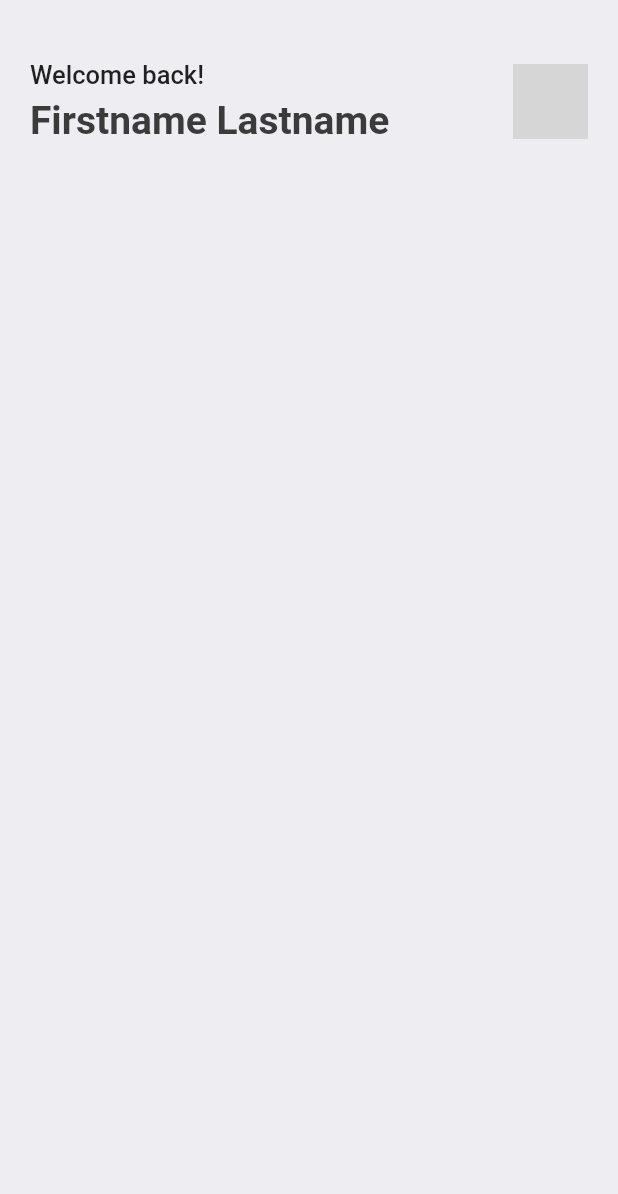
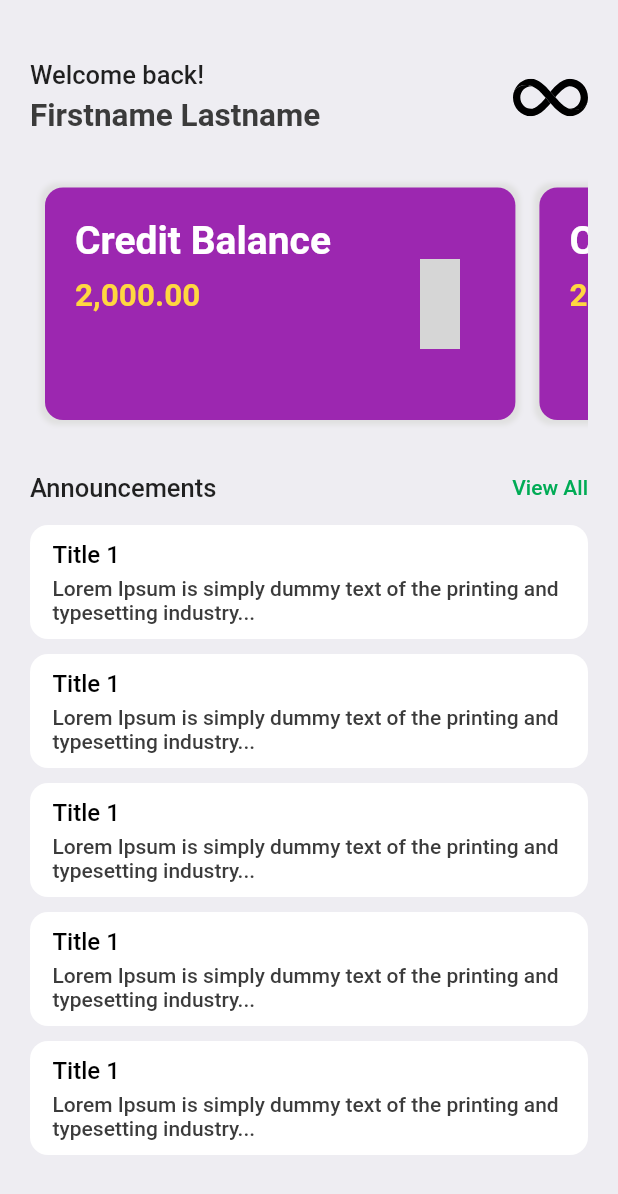
Before and after one commit to suarezph/flutter_demoapp, a Flutter app: the DashboardScreen screen opened directly, on a phone screen of 412 x 824 dp. Shown: the top 1194 px of the screen. Run offline on Flutter 3.47's test engine with Material 2 defaults, Android fonts, the phone set to English and light mode, and no system bars; our stand-ins replace auto_route, bloc, dio, equatable, eva_icons_flutter, flutter_bloc and 7 more; accounts and stored records are empty; grey boxes are pictures that could not be loaded.

Commit message:
Dashboard UI completed

```diff
--- a/lib/constants/theme.dart
+++ b/lib/constants/theme.dart
@@ -1,4 +1,5 @@
 import 'package:flutter/material.dart';
+import 'package:get/get.dart';
 
 Color primary = HexColor('#00AB55');
 
@@ -31,3 +32,27 @@ class HexColor extends Color {
 
   HexColor(final String hexColor) : super(_getColorFromHex(hexColor));
 }
+
+class AppLayout {
+  static getSize(BuildContext context) {
+    return MediaQuery.of(context).size;
+  }
+
+  static getScreenWidth() {
+    return Get.width;
+  }
+
+  static getScreenHeight() {
+    return Get.height;
+  }
+
+  static getHeight(double pixels) {
+    double x = getScreenHeight() / pixels; // 800 / 4 = 4.0
+    return getScreenHeight() / x;
+  }
+
+  static getWidth(double pixels) {
+    double x = getScreenWidth() / pixels;
+    return getScreenWidth() / x;
+  }
+}
--- a/lib/modules/dashboard/screen/dashboard_screen.dart
+++ b/lib/modules/dashboard/screen/dashboard_screen.dart
@@ -1,5 +1,9 @@
 import 'package:demoapp/constants/theme.dart';
+import 'package:demoapp/widgets/announcement_content_widget.dart';
+import 'package:demoapp/widgets/credit_box_widget.dart';
+import 'package:demoapp/widgets/header_view_widget.dart';
 import 'package:flutter/material.dart';
+import 'package:flutter_svg/flutter_svg.dart';
 import 'package:gap/gap.dart';
 
 class DashboardScreen extends StatelessWidget {
@@ -8,9 +12,6 @@ class DashboardScreen extends StatelessWidget {
   @override
   Widget build(BuildContext context) {
     return Scaffold(
-      // appBar: AppBar(
-      //   title: Text('Dashboard'),
-      // ),
       backgroundColor: Styles.bgColor,
       body: ListView(
         children: [
@@ -32,10 +33,8 @@ class DashboardScreen extends StatelessWidget {
                           style: Styles.headLineStyle3,
                         ),
                         const Gap(5),
-                        Text(
-                          "Firstname Lastname",
-                          style: Styles.headLineStyle1,
-                        ),
+                        Text("Firstname Lastname",
+                            style: Styles.headLineStyle2),
                       ],
                     ),
                     Container(
@@ -43,15 +42,41 @@ class DashboardScreen extends StatelessWidget {
                       height: 50,
                       decoration: BoxDecoration(
                         borderRadius: BorderRadius.circular(10),
-                        image: const DecorationImage(
-                          fit: BoxFit.fitHeight,
-                          image: AssetImage("assets/images/img_1.png"),
-                        ),
                       ),
+                      child: SvgPicture.asset('assets/images/logo.svg'),
                     ),
                   ],
                 ),
-                const Gap(25), //sizedBox equavalent
+                const Gap(25),
+                SingleChildScrollView(
+                  scrollDirection: Axis.horizontal,
+                  padding: const EdgeInsets.only(
+                    left: 10,
+                  ),
+                  child: Row(
+                    children: [
+                      AppCreditBoxWidget(),
+                      AppCreditBoxWidget(),
+                      AppCreditBoxWidget()
+                    ],
+                  ),
+                ),
+                const Gap(25),
+                Container(
+                  child: const AppHeaderViewWidget(
+                      bigText: "Announcements", smallText: "View All"),
+                ),
+                const Gap(15),
+                Column(
+                  children: [
+                    AppAnnouncementBoxWidget(),
+                    AppAnnouncementBoxWidget(),
+                    AppAnnouncementBoxWidget(),
+                    AppAnnouncementBoxWidget(),
+                    AppAnnouncementBoxWidget(),
+                  ],
+                ),
+                const Gap(15), //sizedBox equavalent
               ],
             ),
           ),
--- a/lib/modules/login/form/forgot_form.dart
+++ b/lib/modules/login/form/forgot_form.dart
@@ -1,6 +1,7 @@
 import 'package:auto_route/auto_route.dart';
 import 'package:demoapp/constants/theme.dart';
 import 'package:flutter/material.dart';
+import 'package:flutter_svg/flutter_svg.dart';
 import 'package:gap/gap.dart';
 import 'package:google_fonts/google_fonts.dart';
 
@@ -19,13 +20,17 @@ class ForgotPasswordForm extends StatelessWidget {
           child: Column(
             mainAxisAlignment: MainAxisAlignment.center,
             children: [
-              const SizedBox(height: 10),
-              const Icon(
-                Icons.android,
-                size: 100,
+              const Gap(25),
+              Container(
+                width: 100,
+                height: 100,
+                decoration: BoxDecoration(
+                  borderRadius: BorderRadius.circular(10),
+                ),
+                child: SvgPicture.asset('assets/images/logo.svg'),
               ),
               // hello
-              const SizedBox(height: 65),
+              const SizedBox(height: 55),
               Text(
                 "Reset Password",
                 style: GoogleFonts.bebasNeue(
--- a/lib/modules/login/form/login_form.dart
+++ b/lib/modules/login/form/login_form.dart
@@ -6,6 +6,7 @@ import 'package:demoapp/router/router.gr.dart';
 import 'package:flutter/cupertino.dart';
 import 'package:flutter/material.dart';
 import 'package:flutter_bloc/flutter_bloc.dart';
+import 'package:flutter_svg/svg.dart';
 import 'package:gap/gap.dart';
 import 'package:google_fonts/google_fonts.dart';
 
@@ -50,13 +51,17 @@ class _LoginFormState extends State<LoginForm> {
                 child: Column(
                   mainAxisAlignment: MainAxisAlignment.center,
                   children: [
-                    const SizedBox(height: 10),
-                    const Icon(
-                      Icons.android,
-                      size: 100,
+                    const Gap(25),
+                    Container(
+                      width: 100,
+                      height: 100,
+                      decoration: BoxDecoration(
+                        borderRadius: BorderRadius.circular(10),
+                      ),
+                      child: SvgPicture.asset('assets/images/logo.svg'),
                     ),
                     // hello
-                    const SizedBox(height: 65),
+                    const SizedBox(height: 55),
                     Text(
                       "Hello Again!",
                       style: GoogleFonts.bebasNeue(
--- /dev/null
+++ b/lib/widgets/announcement_content_widget.dart
@@ -0,0 +1,41 @@
+import 'package:demoapp/constants/theme.dart';
+import 'package:flutter/material.dart';
+import 'package:gap/gap.dart';
+
+class AppAnnouncementBoxWidget extends StatelessWidget {
+  const AppAnnouncementBoxWidget({Key? key}) : super(key: key);
+
+  @override
+  Widget build(BuildContext context) {
+    return Container(
+      padding: EdgeInsets.symmetric(
+        vertical: AppLayout.getHeight(10),
+        horizontal: AppLayout.getHeight(15),
+      ),
+      margin: EdgeInsets.only(bottom: AppLayout.getHeight(10)),
+      width: AppLayout.getScreenWidth(),
+      decoration: BoxDecoration(
+        borderRadius: BorderRadius.circular(12),
+        color: Colors.white,
+      ),
+      child: Column(
+        crossAxisAlignment: CrossAxisAlignment.start,
+        children: [
+          Text(
+            "Title 1",
+            style: Styles.textStyle.copyWith(
+              color: Colors.black,
+            ),
+          ),
+          Gap(AppLayout.getHeight(5)),
+          Text(
+            "Lorem Ipsum is simply dummy text of the printing and typesetting industry...",
+            style: Styles.textStyle.copyWith(
+              fontSize: 14,
+            ),
+          ),
+        ],
+      ),
+    );
+  }
+}
--- /dev/null
+++ b/lib/widgets/credit_box_widget.dart
@@ -0,0 +1,68 @@
+import 'package:demoapp/constants/theme.dart';
+import 'package:eva_icons_flutter/eva_icons_flutter.dart';
+import 'package:flutter/material.dart';
+import 'package:gap/gap.dart';
+
+class AppCreditBoxWidget extends StatelessWidget {
+  const AppCreditBoxWidget({Key? key}) : super(key: key);
+
+  @override
+  Widget build(BuildContext context) {
+    final size = AppLayout.getSize(context);
+
+    return Padding(
+      padding: EdgeInsets.symmetric(
+        vertical: AppLayout.getHeight(10),
+      ),
+      child: SizedBox(
+        width: size.width * 0.80,
+        height: AppLayout.getHeight(155),
+        child: Container(
+          decoration: BoxDecoration(
+            color: Colors.purple,
+            borderRadius: BorderRadius.circular(
+              AppLayout.getHeight(12),
+            ),
+            boxShadow: [
+              BoxShadow(
+                color: Colors.grey.shade300,
+                blurRadius: 2,
+                spreadRadius: 3,
+              ),
+            ],
+          ),
+          padding: EdgeInsets.all(20),
+          margin: EdgeInsets.only(
+            right: AppLayout.getHeight(16),
+          ),
+          child: Row(
+            mainAxisAlignment: MainAxisAlignment.spaceBetween,
+            children: [
+              Column(
+                crossAxisAlignment: CrossAxisAlignment.start,
+                children: [
+                  Text(
+                    "Credit Balance",
+                    style: Styles.headLineStyle1.copyWith(color: Colors.white),
+                  ),
+                  Gap(AppLayout.getHeight(10)),
+                  Text(
+                    "2,000.00",
+                    style: Styles.headLineStyle2.copyWith(
+                      color: Colors.amberAccent,
+                    ),
+                  ),
+                ],
+              ),
+              const Icon(
+                EvaIcons.arrowheadUp,
+                size: 60,
+                color: Colors.white54,
+              ),
+            ],
+          ),
+        ),
+      ),
+    );
+  }
+}
--- /dev/null
+++ b/lib/widgets/header_view_widget.dart
@@ -0,0 +1,37 @@
+import 'package:demoapp/constants/theme.dart';
+import 'package:flutter/material.dart';
+
+class AppHeaderViewWidget extends StatelessWidget {
+  final String bigText;
+  final String? smallText;
+  const AppHeaderViewWidget({
+    Key? key,
+    required this.bigText,
+    this.smallText,
+  }) : super(key: key);
+
+  @override
+  Widget build(BuildContext context) {
+    return Row(
+      mainAxisAlignment: MainAxisAlignment.spaceBetween,
+      children: [
+        Text(
+          bigText,
+          style: Styles.headLineStyle3,
+        ),
+        if (smallText != null)
+          InkWell(
+            onTap: () {
+              print("You are tapped");
+            },
+            child: Text(
+              smallText!,
+              style: Styles.headLineStyle4.copyWith(
+                color: Styles.primaryColor,
+              ),
+            ),
+          )
+      ],
+    );
+  }
+}
```
Also changed, not shown: assets/images/img.png (added), assets/images/img_1.png (added), assets/images/logo.svg (added), assets/images/one.png (added), assets/images/sit.jpg (added), assets/images/three.png (added), assets/images/two.png (added), assets/images/visa.png (added).
